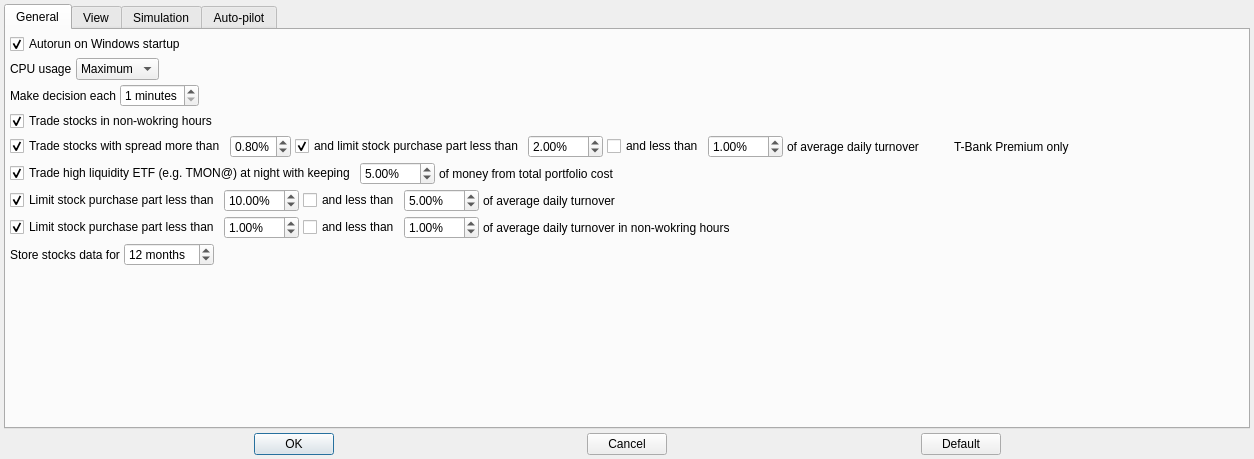
Qt form app/src/dialogs/settingsdialog/settingsdialog.ui (Gris87/TInvestor) before a commit.
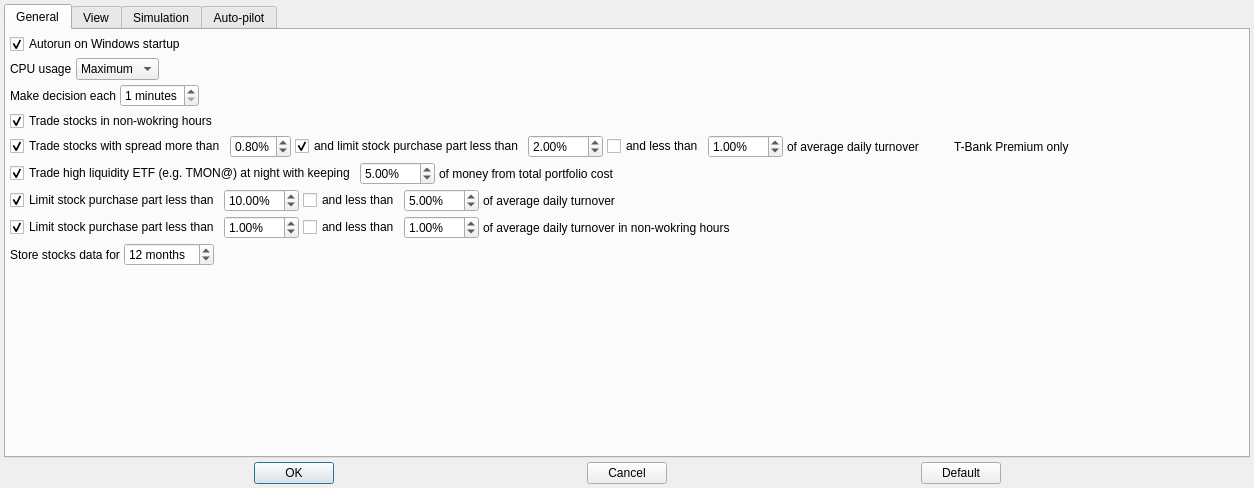
The same form after that commit. Icons and pictures are not drawn.

```diff
--- a/app/src/dialogs/settingsdialog/settingsdialog.ui
+++ b/app/src/dialogs/settingsdialog/settingsdialog.ui
@@ -7,7 +7,7 @@
     <x>0</x>
     <y>0</y>
     <width>1254</width>
-    <height>459</height>
+    <height>488</height>
    </rect>
   </property>
   <property name="windowTitle">
```
